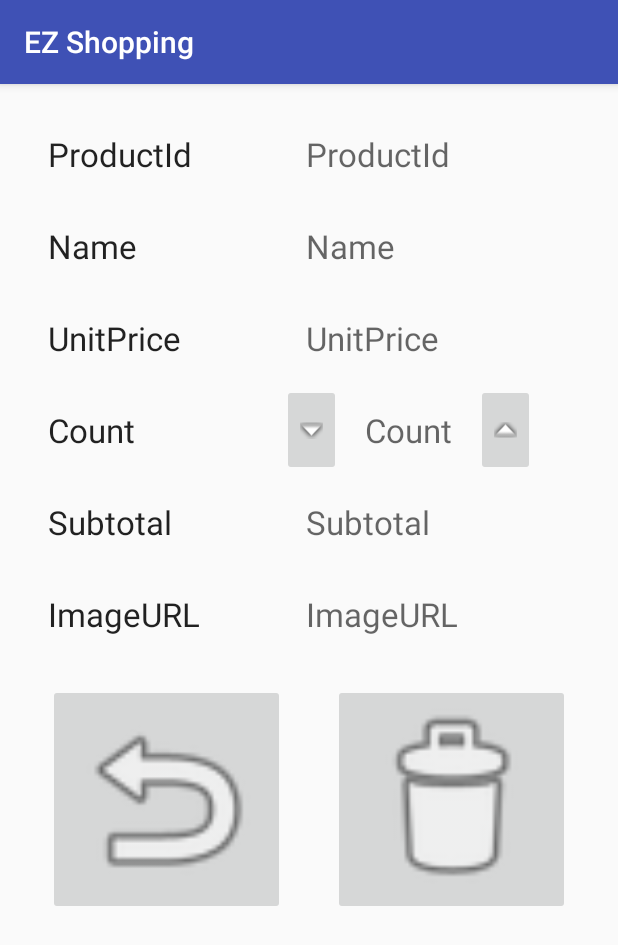
After one commit to MOONYAN/EZShopping, an Android app: the ItemActivity screen opened directly, with no data from a screen before it, on a phone screen of 412 x 824 dp. The commit adds this screen. Shown: the top 945 px of the screen. Run offline under Robolectric (Android 15) with nearby library versions, the phone set to English and light mode, and no system bars; 8 statements that could not run were skipped.

Commit message:
adapter item click listener

```diff
--- a/app/src/main/AndroidManifest.xml
+++ b/app/src/main/AndroidManifest.xml
@@ -21,6 +21,8 @@
         </activity>
         <activity android:name=".CartActivity">
         </activity>
+        <activity android:name=".ItemActivity">
+        </activity>
     </application>
 
 </manifest>
--- a/app/src/main/java/tw/edu/ntut/ezshopping/CartActivity.java
+++ b/app/src/main/java/tw/edu/ntut/ezshopping/CartActivity.java
@@ -1,14 +1,19 @@
 package tw.edu.ntut.ezshopping;
 
+import android.content.Intent;
 import android.os.Bundle;
 import android.support.v7.app.AppCompatActivity;
 import android.support.v7.widget.LinearLayoutManager;
 import android.support.v7.widget.RecyclerView;
+import android.util.Log;
+import android.view.View;
+import android.widget.Toast;
 
 import java.util.List;
 
 public class CartActivity extends AppCompatActivity
 {
+    private static final String TAG = "CartActivity";
     private RecyclerView _recyclerView;
 
     @Override
@@ -29,7 +34,28 @@ public class CartActivity extends AppCompatActivity
     private void initializeRecyclerView()
     {
         List list =  Model.getInstance().getCart().ItemList;
-        ItemAdapter adapter = new ItemAdapter(list);
+        ItemAdapter adapter = new ItemAdapter(list)
+        {
+            @Override
+            public void onBindViewHolder(ViewHolder holder, final int position)
+            {
+                super.onBindViewHolder(holder, position);
+                holder.getRootView().setOnClickListener(new View.OnClickListener()
+                {
+                    @Override
+                    public void onClick(View view)
+                    {
+                        Toast.makeText(CartActivity.this,position+"GG",Toast.LENGTH_SHORT);
+                        Log.d(TAG, "onClick: " + position);
+                        CartItem cartItem = Model.getInstance().getCart().ItemList.get(position);
+                        Intent intent = new Intent(CartActivity.this,ItemActivity.class);
+                        intent.putExtra("position",position);
+                        intent.putExtra("item",cartItem);
+                        startActivityForResult(intent,1);
+                    }
+                });
+            }
+        };
         _recyclerView.setAdapter(adapter);
         _recyclerView.setLayoutManager(new LinearLayoutManager(this));
     }
--- a/app/src/main/java/tw/edu/ntut/ezshopping/CartItem.java
+++ b/app/src/main/java/tw/edu/ntut/ezshopping/CartItem.java
@@ -6,7 +6,7 @@ import com.google.firebase.database.IgnoreExtraProperties;
  * Created by Owen on 07/30/2016.
  */
 @IgnoreExtraProperties
-public class CartItem
+public class CartItem implements java.io.Serializable
 {
     public String ProductId;
     public String ImageURL;
--- /dev/null
+++ b/app/src/main/java/tw/edu/ntut/ezshopping/ItemActivity.java
@@ -0,0 +1,74 @@
+package tw.edu.ntut.ezshopping;
+
+import android.content.Intent;
+import android.os.Bundle;
+import android.support.v7.app.AppCompatActivity;
+import android.view.View;
+import android.widget.TextView;
+
+public class ItemActivity extends AppCompatActivity
+{
+    private TextView _productIdText;
+    private TextView _nameText;
+    private TextView _unitPriceText;
+    private TextView _countText;
+    private TextView _subtotalText;
+    private TextView _imageURLText;
+    private View _plusButton;
+    private View _minusButton;
+    private CartItem _item;
+    private int _position;
+
+    @Override
+    protected void onCreate(Bundle savedInstanceState)
+    {
+        super.onCreate(savedInstanceState);
+        setContentView(R.layout.activity_item);
+
+        processViews();
+        initializeItem();
+        updateUI();
+    }
+
+    private void initializeItem()
+    {
+        Intent intent = getIntent();
+        _position = intent.getIntExtra("position", -1);
+        _item = (CartItem) intent.getExtras().getSerializable("item");
+    }
+
+    private void processViews()
+    {
+        _productIdText = (TextView) findViewById(R.id.product_id_text);
+        _nameText = (TextView) findViewById(R.id.name_text);
+        _unitPriceText = (TextView) findViewById(R.id.unit_price_text);
+        _countText = (TextView) findViewById(R.id.count_text);
+        _subtotalText = (TextView) findViewById(R.id.subtotal_text);
+        _imageURLText = (TextView) findViewById(R.id.image_URL_text);
+        _plusButton = findViewById(R.id.plus_button);
+        _minusButton = findViewById(R.id.minus_button);
+    }
+
+    private void updateUI()
+    {
+        _productIdText.setText(_item.ProductId);
+        _nameText.setText(_item.Name);
+        _unitPriceText.setText(_item.UnitPrice + "");
+        _countText.setText(_item.Count + "");
+        _subtotalText.setText(_item.Subtotal + "");
+        _imageURLText.setText(_item.ImageURL);
+        _minusButton.setEnabled(_item.Count > 0);
+    }
+
+    public void minusOnClick(View view)
+    {
+        _item.addCount(-1);
+        updateUI();
+    }
+
+    public void plusOnClick(View view)
+    {
+        _item.addCount(1);
+        updateUI();
+    }
+}
--- a/app/src/main/java/tw/edu/ntut/ezshopping/ItemAdapter.java
+++ b/app/src/main/java/tw/edu/ntut/ezshopping/ItemAdapter.java
@@ -46,9 +46,9 @@ public class ItemAdapter extends RecyclerView.Adapter<ItemAdapter.ViewHolder>
 
     public class ViewHolder extends RecyclerView.ViewHolder
     {
-        public TextView _nameText;
-        public TextView _countText;
-        public View _rootView;
+        private TextView _nameText;
+        private TextView _countText;
+        private View _rootView;
 
         public ViewHolder(View itemView)
         {
@@ -57,5 +57,10 @@ public class ItemAdapter extends RecyclerView.Adapter<ItemAdapter.ViewHolder>
             _nameText = (TextView) itemView.findViewById(R.id.name_text);
             _countText = (TextView) itemView.findViewById(R.id.count_text);
         }
+
+        public View getRootView()
+        {
+            return _rootView;
+        }
     }
 }
--- /dev/null
+++ b/app/src/main/res/layout/activity_item.xml
@@ -0,0 +1,184 @@
+<?xml version="1.0" encoding="utf-8"?>
+<ScrollView
+    xmlns:android="http://schemas.android.com/apk/res/android"
+    xmlns:tools="http://schemas.android.com/tools"
+    android:layout_width="match_parent"
+    android:layout_height="match_parent"
+    android:paddingBottom="@dimen/activity_vertical_margin"
+    android:paddingLeft="@dimen/activity_horizontal_margin"
+    android:paddingRight="@dimen/activity_horizontal_margin"
+    android:paddingTop="@dimen/activity_vertical_margin"
+    tools:context="tw.edu.ntut.ezshopping.ItemActivity">
+
+    <TableLayout
+        android:id="@+id/result_layout"
+        android:layout_width="match_parent"
+        android:layout_height="match_parent"
+        android:stretchColumns="*"
+        >
+
+        <TableRow>
+
+            <TextView
+                android:layout_width="wrap_content"
+                android:layout_height="wrap_content"
+                android:layout_margin="@dimen/default_margin"
+                android:text="ProductId"
+                android:textAppearance="?android:attr/textAppearanceLarge"/>
+
+            <TextView
+                android:id="@+id/product_id_text"
+                android:layout_width="wrap_content"
+                android:layout_height="wrap_content"
+                android:layout_margin="@dimen/default_margin"
+                android:hint="ProductId"
+                android:textAppearance="?android:attr/textAppearanceLarge"/>
+        </TableRow>
+
+
+        <TableRow>
+
+            <TextView
+                android:layout_width="wrap_content"
+                android:layout_height="wrap_content"
+                android:layout_margin="@dimen/default_margin"
+                android:text="Name"
+                android:textAppearance="?android:attr/textAppearanceLarge"/>
+
+            <TextView
+                android:id="@+id/name_text"
+                android:layout_width="wrap_content"
+                android:layout_height="wrap_content"
+                android:layout_margin="@dimen/default_margin"
+                android:hint="Name"
+                android:textAppearance="?android:attr/textAppearanceLarge"/>
+        </TableRow>
+
+        <TableRow>
+
+            <TextView
+                android:layout_width="wrap_content"
+                android:layout_height="wrap_content"
+                android:layout_margin="@dimen/default_margin"
+                android:text="UnitPrice"
+                android:textAppearance="?android:attr/textAppearanceLarge"/>
+
+            <TextView
+                android:id="@+id/unit_price_text"
+                android:layout_width="wrap_content"
+                android:layout_height="wrap_content"
+                android:layout_margin="@dimen/default_margin"
+                android:hint="UnitPrice"
+                android:textAppearance="?android:attr/textAppearanceLarge"/>
+        </TableRow>
+
+        <TableRow>
+
+            <TextView
+                android:layout_width="wrap_content"
+                android:layout_height="wrap_content"
+                android:layout_margin="@dimen/default_margin"
+                android:text="Count"
+                android:textAppearance="?android:attr/textAppearanceLarge"/>
+
+            <LinearLayout android:orientation="horizontal">
+
+                <ImageButton
+                    android:id="@+id/minus_button"
+                    android:layout_width="wrap_content"
+                    android:layout_height="match_parent"
+                    android:adjustViewBounds="true"
+                    android:onClick="minusOnClick"
+                    android:scaleType="fitCenter"
+                    android:src="@android:drawable/arrow_down_float"
+                    />
+
+                <TextView
+                    android:id="@+id/count_text"
+                    android:layout_width="wrap_content"
+                    android:layout_height="wrap_content"
+                    android:layout_margin="@dimen/default_margin"
+                    android:hint="Count"
+                    android:textAppearance="?android:attr/textAppearanceLarge"/>
+
+                <ImageButton
+                    android:id="@+id/plus_button"
+                    android:layout_width="wrap_content"
+                    android:layout_height="match_parent"
+                    android:adjustViewBounds="true"
+                    android:onClick="plusOnClick"
+                    android:scaleType="fitCenter"
+                    android:src="@android:drawable/arrow_up_float"
+                    />
+            </LinearLayout>
+
+
+        </TableRow>
+
+        <TableRow>
+
+            <TextView
+                android:layout_width="wrap_content"
+                android:layout_height="wrap_content"
+                android:layout_margin="@dimen/default_margin"
+                android:text="Subtotal"
+                android:textAppearance="?android:attr/textAppearanceLarge"/>
+
+            <TextView
+                android:id="@+id/subtotal_text"
+                android:layout_width="wrap_content"
+                android:layout_height="wrap_content"
+                android:layout_margin="@dimen/default_margin"
+                android:hint="Subtotal"
+                android:textAppearance="?android:attr/textAppearanceLarge"/>
+        </TableRow>
+
+        <TableRow>
+
+            <TextView
+                android:layout_width="wrap_content"
+                android:layout_height="wrap_content"
+                android:layout_margin="@dimen/default_margin"
+                android:text="ImageURL"
+                android:textAppearance="?android:attr/textAppearanceLarge"/>
+
+            <TextView
+                android:id="@+id/image_URL_text"
+                android:layout_width="wrap_content"
+                android:layout_height="wrap_content"
+                android:layout_margin="@dimen/default_margin"
+                android:hint="ImageURL"
+                android:textAppearance="?android:attr/textAppearanceLarge"/>
+        </TableRow>
+
+        <TableRow>
+
+
+        </TableRow>
+
+        <TableRow>
+
+            <ImageButton
+                android:layout_width="0dp"
+                android:layout_height="match_parent"
+                android:layout_margin="@dimen/default_margin"
+                android:layout_weight="1"
+                android:adjustViewBounds="true"
+                android:scaleType="fitCenter"
+                android:src="@android:drawable/ic_menu_revert"
+                />
+
+            <ImageButton
+                android:layout_width="0dp"
+                android:layout_height="match_parent"
+                android:layout_margin="@dimen/default_margin"
+                android:layout_weight="1"
+                android:adjustViewBounds="true"
+                android:scaleType="fitCenter"
+                android:src="@android:drawable/ic_menu_delete"
+                />
+        </TableRow>
+    </TableLayout>
+
+
+</ScrollView>
--- a/app/src/main/res/layout/activity_main.xml
+++ b/app/src/main/res/layout/activity_main.xml
@@ -32,7 +32,7 @@
 
             <ImageButton
                 android:id="@+id/scan_image_button"
-                android:layout_margin="16sp"
+                android:layout_margin="@dimen/default_margin"
                 android:layout_height="match_parent"
                 android:layout_weight="1"
                 android:adjustViewBounds="true"
@@ -42,7 +42,7 @@
 
             <ImageButton
                 android:id="@+id/cart_image_button"
-                android:layout_margin="16sp"
+                android:layout_margin="@dimen/default_margin"
                 android:layout_height="match_parent"
                 android:layout_weight="1"
                 android:adjustViewBounds="true"
@@ -55,7 +55,7 @@
 
             <ImageButton
                 android:id="@+id/log_image_button"
-                android:layout_margin="16sp"
+                android:layout_margin="@dimen/default_margin"
                 android:layout_height="match_parent"
                 android:layout_weight="1"
                 android:adjustViewBounds="true"
@@ -65,7 +65,7 @@
 
             <ImageButton
                 android:id="@+id/checkout_image_button"
-                android:layout_margin="16sp"
+                android:layout_margin="@dimen/default_margin"
                 android:layout_height="match_parent"
                 android:layout_weight="1"
                 android:adjustViewBounds="true"
```
